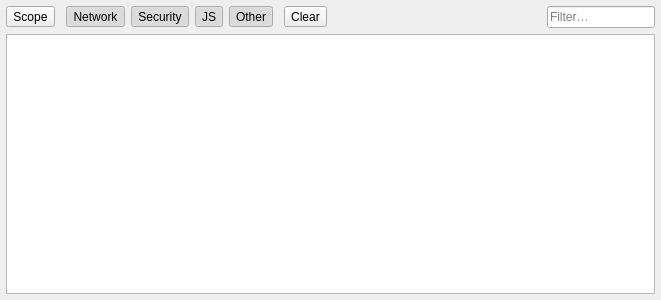
This is src/ui/ConsoleWidget.ui in OtterBrowser/otter-browser as Qt 5 draws it before an edit. The edited form follows.
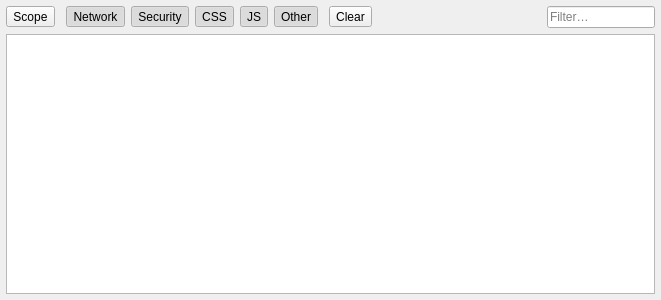
This is the edited form.

Commit message: Add toggle for CSS messages to console

```diff
--- a/src/ui/ConsoleWidget.ui
+++ b/src/ui/ConsoleWidget.ui
@@ -86,6 +86,22 @@
        </property>
       </widget>
      </item>
+     <item>
+      <widget class="QToolButton" name="cssButton">
+       <property name="text">
+        <string>CSS</string>
+       </property>
+       <property name="checkable">
+        <bool>true</bool>
+       </property>
+       <property name="checked">
+        <bool>true</bool>
+       </property>
+       <property name="toolButtonStyle">
+        <enum>Qt::ToolButtonTextBesideIcon</enum>
+       </property>
+      </widget>
+     </item>
      <item>
       <widget class="QToolButton" name="javaScriptButton">
        <property name="text">
```
The commit also changes 1 other file.
